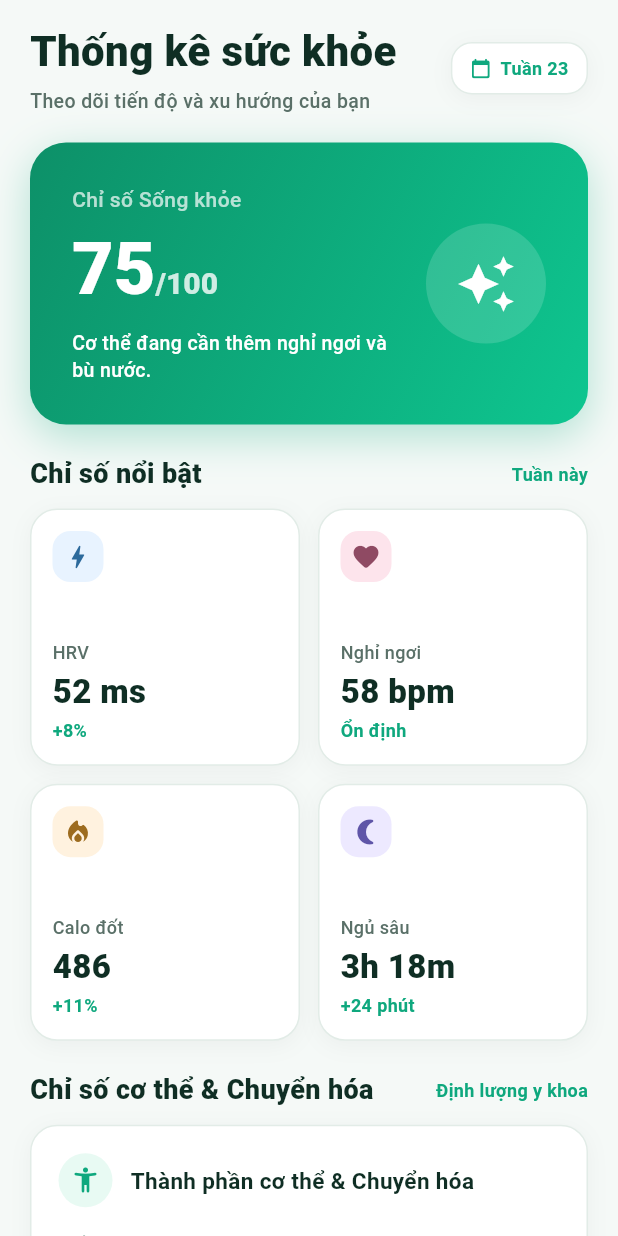
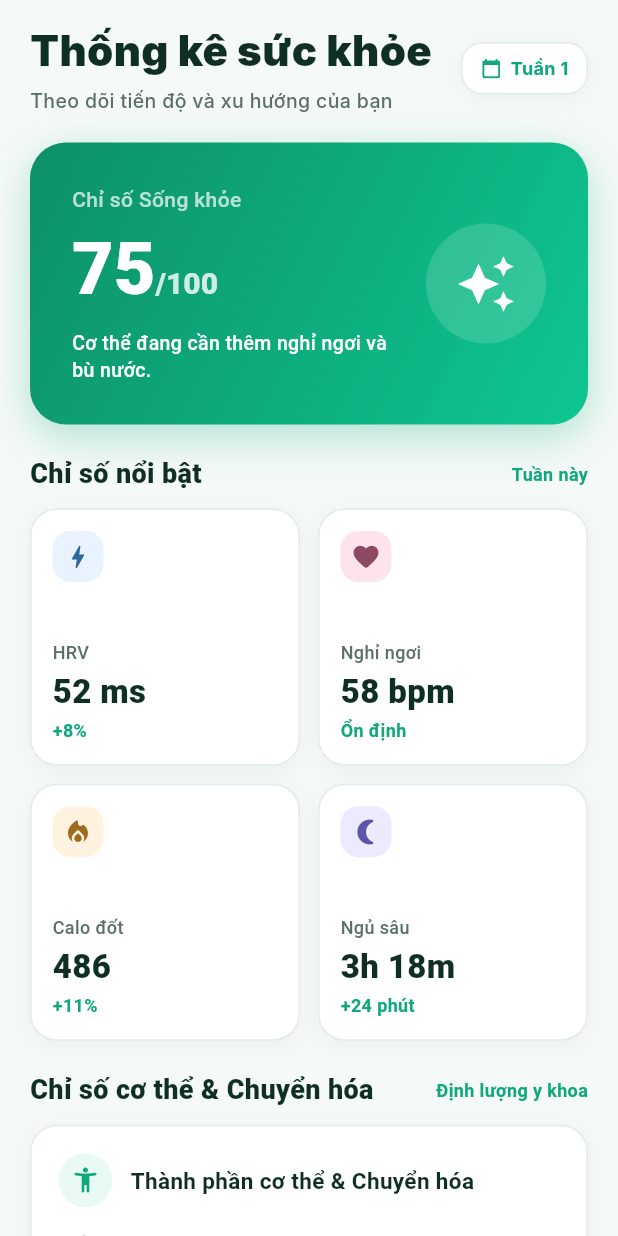
Before and after one commit to huavinhkhang0405/SHCare-Mobile-App, a Flutter app: the StatsScreen screen opened directly, on a phone screen of 412 x 824 dp. Run offline on Flutter 3.47's test engine with Material 3 defaults, Android fonts, the phone set to English and light mode, and no system bars; our stand-ins replace cloud_firestore, firebase_auth, firebase_core, flutter_dotenv, flutter_local_notifications, google_generative_ai and 9 more; missing offline and left inert: app_usage, audio_session, flutter_facebook_auth, mobile_scanner, screen_state, workmanager; accounts and stored records are empty; Roboto replaces fonts that are missing (Inter, PlusJakartaSans); statements that could not run were skipped.

Commit message:
feat: show full list of friends, add social search bar, and calculate week from account creation

```diff
--- a/lib/features/stats/widgets/stats_sections.dart
+++ b/lib/features/stats/widgets/stats_sections.dart
@@ -1,20 +1,28 @@
 import 'package:flutter/material.dart';
+import 'package:provider/provider.dart';
 
 import '../../../core/theme/app_colors.dart';
 import '../../../core/widgets/gif_icon.dart';
+import '../../../providers/auth_provider.dart';
 
 class StatsHeader extends StatelessWidget {
   const StatsHeader({super.key});
 
-  int _getWeekOfYear() {
+  int _getWeekOfYear(DateTime? createdAt) {
+    if (createdAt == null) return 1;
     final now = DateTime.now();
-    final firstDayOfYear = DateTime(now.year, 1, 1);
-    final daysPast = now.difference(firstDayOfYear).inDays;
-    return (daysPast / 7).ceil();
+    final createdDate = DateTime(createdAt.year, createdAt.month, createdAt.day);
+    final nowDate = DateTime(now.year, now.month, now.day);
+    final daysPast = nowDate.difference(createdDate).inDays;
+    final week = (daysPast / 7).floor() + 1;
+    return week < 1 ? 1 : week;
   }
 
   @override
   Widget build(BuildContext context) {
+    final authProvider = context.watch<AuthProvider>();
+    final createdAt = authProvider.currentUser?.createdAt;
+
     return Row(
       mainAxisAlignment: MainAxisAlignment.spaceBetween,
       children: [
@@ -28,6 +36,7 @@ class StatsHeader extends StatelessWidget {
                   fontSize: 28,
                   fontWeight: FontWeight.w900,
                   color: AppColors.textPrimary,
+                  fontFamily: 'Inter',
                 ),
               ),
               SizedBox(height: 4),
@@ -36,6 +45,7 @@ class StatsHeader extends StatelessWidget {
                 style: TextStyle(
                   fontSize: 13,
                   color: AppColors.textSecondary,
+                  fontFamily: 'Inter',
                 ),
               ),
             ],
@@ -61,11 +71,12 @@ class StatsHeader extends StatelessWidget {
               ),
               const SizedBox(width: 6),
               Text(
-                'Tuần ${_getWeekOfYear()}',
+                'Tuần ${_getWeekOfYear(createdAt)}',
                 style: const TextStyle(
                   fontSize: 12,
                   fontWeight: FontWeight.w700,
                   color: AppColors.primary,
+                  fontFamily: 'Inter',
                 ),
               ),
             ],
@@ -75,6 +86,7 @@ class StatsHeader extends StatelessWidget {
     );
   }
 }
+
 
 class StatsSectionHeader extends StatelessWidget {
   const StatsSectionHeader({
```
Also changed, not shown: lib/features/social/screens/social_screen.dart (+84 -22 lines).
